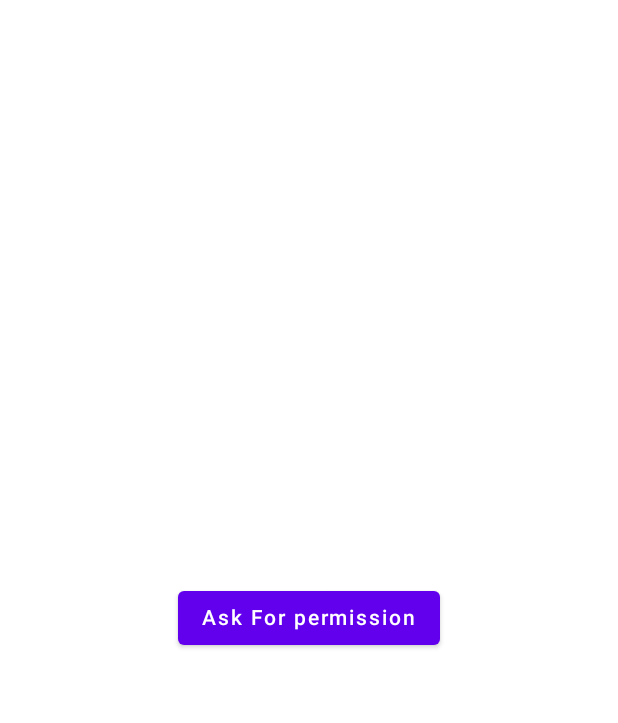
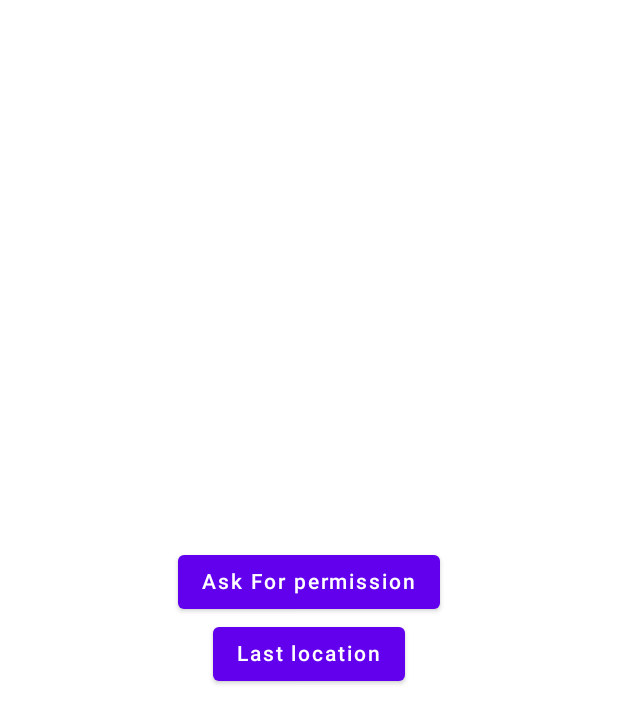
Before and after one commit to Faisalkc4u/bg_location_android, an Android app built with Jetpack Compose: the screen it shows after launch (MainActivity), after a tap on "Ask For permission", on a phone screen of 412 x 824 dp. Shown: the top 723 px of the screen. Run offline under Robolectric (Android 15) with nearby library versions, the phone set to English and light mode, and no system bars.

Commit message:
added isolation

```diff
--- a/app/build.gradle
+++ b/app/build.gradle
@@ -8,7 +8,7 @@ android {
 
     defaultConfig {
         applicationId "com.example.myapplication"
-        minSdk 21
+        minSdk 24
         targetSdk 32
         versionCode 1
         versionName "1.0"
@@ -43,6 +43,7 @@ android {
             excludes += '/META-INF/{AL2.0,LGPL2.1}'
         }
     }
+    namespace 'com.example.myapplication'
 }
 
 dependencies {
@@ -59,4 +60,6 @@ dependencies {
     androidTestImplementation "androidx.compose.ui:ui-test-junit4:$compose_version"
     debugImplementation "androidx.compose.ui:ui-tooling:$compose_version"
     debugImplementation "androidx.compose.ui:ui-test-manifest:$compose_version"
+    implementation 'com.google.android.gms:play-services-location:21.0.1'
+
 }
--- a/app/src/main/java/com/example/myapplication/MainActivity.kt
+++ b/app/src/main/java/com/example/myapplication/MainActivity.kt
@@ -1,13 +1,17 @@
 package com.example.myapplication
 
 import android.Manifest
+import android.Manifest.permission.ACCESS_FINE_LOCATION
 import android.content.Context
+import android.content.Intent
 import android.content.pm.PackageManager
+import android.location.Location
 import android.os.Build
 import android.os.Bundle
 import android.util.Log
 import androidx.activity.ComponentActivity
 import androidx.activity.compose.setContent
+import androidx.activity.result.contract.ActivityResultContracts
 import androidx.compose.foundation.layout.Arrangement
 import androidx.compose.foundation.layout.Column
 import androidx.compose.foundation.layout.fillMaxSize
@@ -20,11 +24,47 @@ import androidx.compose.ui.Alignment
 import androidx.compose.ui.Modifier
 import androidx.compose.ui.tooling.preview.Preview
 import androidx.core.app.ActivityCompat
+import androidx.core.content.ContextCompat
 import com.example.myapplication.ui.theme.MyApplicationTheme
+import com.google.android.gms.location.FusedLocationProviderClient
+import com.google.android.gms.location.LocationServices
 
 class MainActivity : ComponentActivity() {
+    private lateinit var fusedLocationClient: FusedLocationProviderClient
+    val locationPermissionRequest = registerForActivityResult(
+        ActivityResultContracts.RequestMultiplePermissions()
+    ){
+            permissions ->
+        when{
+            permissions.getOrDefault(Manifest.permission.ACCESS_FINE_LOCATION, false) -> {
+                // Precise location access granted.
+            }
+            permissions.getOrDefault(Manifest.permission.ACCESS_COARSE_LOCATION, false) -> {
+                // Only approximate location access granted.
+            } else -> {
+            // No location access granted.
+        }
+        }
+    }
     override fun onCreate(savedInstanceState: Bundle?) {
         super.onCreate(savedInstanceState)
+        fusedLocationClient = LocationServices.getFusedLocationProviderClient(this)
+        if (ActivityCompat.checkSelfPermission(
+                this,
+                ACCESS_FINE_LOCATION
+            ) != PackageManager.PERMISSION_GRANTED && ActivityCompat.checkSelfPermission(
+                this,
+                Manifest.permission.ACCESS_COARSE_LOCATION
+            ) != PackageManager.PERMISSION_GRANTED
+        ) {
+
+        }else{
+            fusedLocationClient.lastLocation.addOnSuccessListener { location : Location? ->
+               Log.d("Location",location.toString())
+            }
+        }
+
+
         setContent {
             MyApplicationTheme {
                 // A surface container using the 'background' color from the theme
@@ -34,10 +74,24 @@ class MainActivity : ComponentActivity() {
                 ) {
                    Column(verticalArrangement = Arrangement.Center, horizontalAlignment = Alignment.CenterHorizontally){
                       Button(onClick = {
-                          requestPermission(this@MainActivity)
-                      }) {
+                          locationPermissionRequest.launch(arrayOf(
+                              Manifest.permission.ACCESS_FINE_LOCATION,
+                              Manifest.permission.ACCESS_COARSE_LOCATION),)
+
+                       }) {
                           Text("Ask For permission")
                       }
+                       Button(onClick = {
+                           fusedLocationClient.getLastLocation().addOnSuccessListener {
+                                   location : Location? ->
+                           Log.d("location",location.toString())
+                           }
+                           val intent = Intent(this@MainActivity, IsolateHolderService::class.java)
+
+                           ContextCompat.startForegroundService(this@MainActivity, intent)
+                       }) {
+                           Text("Last location")
+                       }
                    }
 
                 }
@@ -45,18 +99,8 @@ class MainActivity : ComponentActivity() {
             }
         }
     }
-    fun requestPermission(context: Context){
-        if (Build.VERSION.SDK_INT >= Build.VERSION_CODES.M &&
-            context.checkSelfPermission(Manifest.permission.ACCESS_FINE_LOCATION)
-            == PackageManager.PERMISSION_GRANTED
-        ) {
-Log.d("Permission","Permitted")
-        }else{
-            requestPermissions([Manifest.permission.ACCESS_FINE_LOCATION],1)
-            Log.d("Permission","Not Permitted")
-        }
-    }
 }
+
 
 @Composable
 fun Greeting(name: String) {
--- a/build.gradle
+++ b/build.gradle
@@ -4,8 +4,8 @@ buildscript {
     }
 }// Top-level build file where you can add configuration options common to all sub-projects/modules.
 plugins {
-    id 'com.android.application' version '7.2.1' apply false
-    id 'com.android.library' version '7.2.1' apply false
+    id 'com.android.application' version '7.3.0' apply false
+    id 'com.android.library' version '7.3.0' apply false
     id 'org.jetbrains.kotlin.android' version '1.5.31' apply false
 }
 
```
Also changed, not shown: app/src/main/AndroidManifest.xml (+11 -2 lines), app/src/main/java/com/example/myapplication/IsolateHolderService.kt (added, +80 -0 lines), gradle/wrapper/gradle-wrapper.properties.
